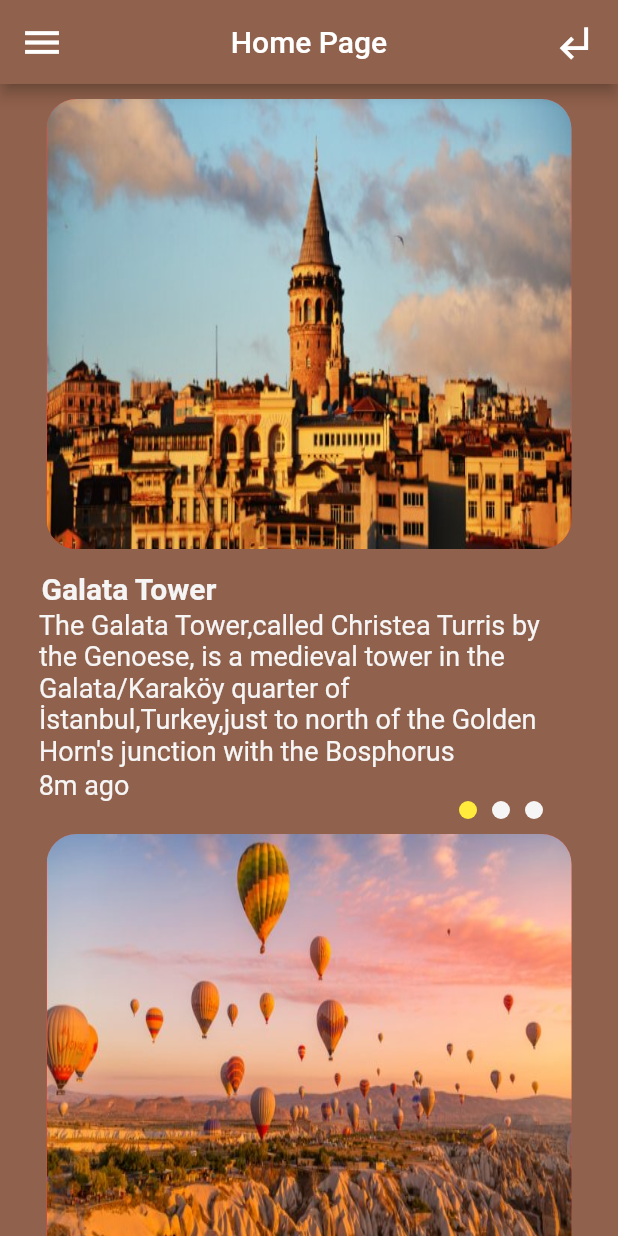
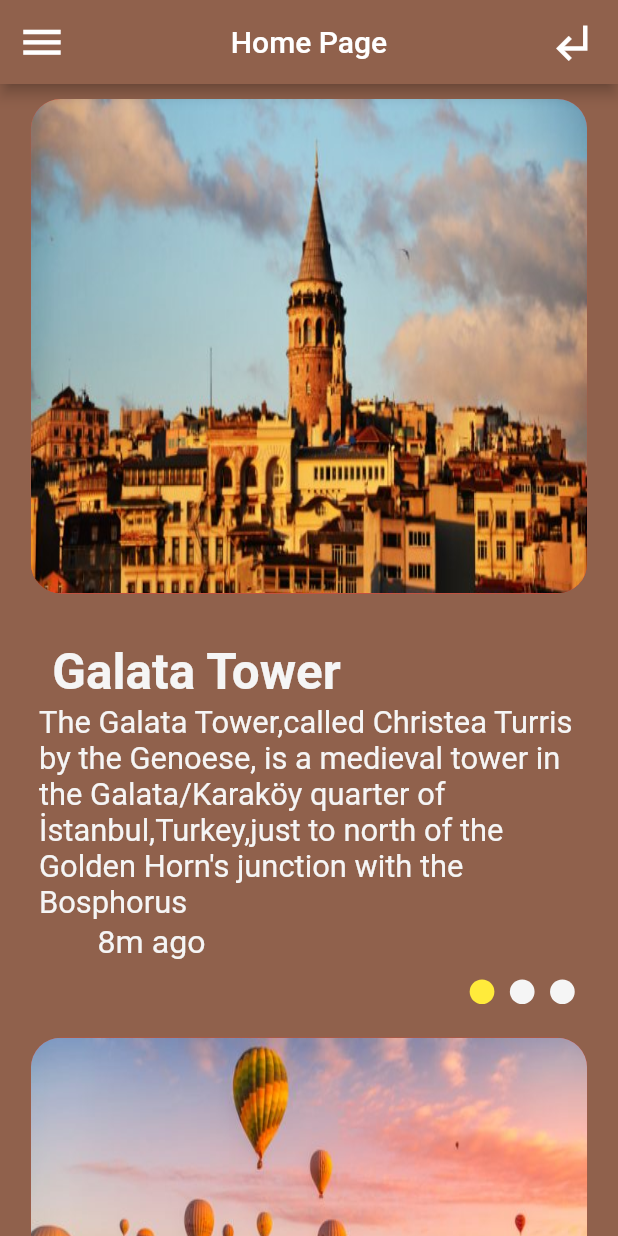
Before and after one commit to seymanurterzioglu/walker, a Flutter app: the HomePage screen opened directly, on a phone screen of 412 x 824 dp. Run offline on Flutter 3.47's test engine with Material 2 defaults, Android fonts, the phone set to English and light mode, and no system bars.

Commit message:
Home Page size ile duzenlenmis hali

```diff
--- a/lib/HomePage.dart
+++ b/lib/HomePage.dart
@@ -10,6 +10,9 @@ class HomePage extends StatefulWidget {
 class _HomePageState extends State<HomePage> {
   @override
   Widget build(BuildContext context) {
+    Size size=MediaQuery.of(context).size;
+    var width=size.width;
+    var height=size.height;
     return Scaffold(
       backgroundColor: kPrimaryColor,
       appBar: AppBar(
@@ -18,12 +21,12 @@ class _HomePageState extends State<HomePage> {
         backgroundColor: kPrimaryColor,
         leading: Icon(
           Icons.menu,
-          size: 30,
+          size: width*0.08,
         ),
         actions: [
           Padding(
             padding: const EdgeInsets.only(right: 15),
-            child: Icon(Icons.subdirectory_arrow_left, size: 30),
+            child: Icon(Icons.subdirectory_arrow_left, size: width*0.08),
           ),
         ], //buton koymaya yarar.
       ),
@@ -39,8 +42,8 @@ class _HomePageState extends State<HomePage> {
                   Padding(
                     padding: const EdgeInsets.only(top: 10),
                     child: Container(
-                      height: 300,
-                      width: 350,
+                      height:height*0.4,
+                      width: width*0.9,
                       decoration: BoxDecoration(
                         color: Colors.red,
                         borderRadius: BorderRadius.circular(20),
@@ -55,13 +58,13 @@ class _HomePageState extends State<HomePage> {
                   ),
                 ],
               ),
-              SizedBox(height: 15),
+              SizedBox(height: height*0.04),
               Padding(
-                padding: const EdgeInsets.only(right: 240),
+                padding: const EdgeInsets.only(left:0,right:150),
                 child: Text(
                   yerlerListesi[index].baslik,
                   style: TextStyle(
-                      color: white, fontWeight: FontWeight.bold, fontSize: 20),
+                      color: white, fontWeight: FontWeight.bold, fontSize: height*0.04),
                 ),
               ),
               Padding(
@@ -69,49 +72,49 @@ class _HomePageState extends State<HomePage> {
                     const EdgeInsets.symmetric(horizontal: 26, vertical: 2),
                 child: Text(
                   yerlerListesi[index].aciklama,
-                  style: TextStyle(color: white, fontSize: 18),
+                  style: TextStyle(color: white, fontSize: height*0.025),
                 ),
               ),
               Padding(
-                padding: const EdgeInsets.only(right: 300),
+                padding: const EdgeInsets.only(left:0,right: 210),
                 child: Text(
                   "8m ago",
                   style: TextStyle(
                       color: white,
                       fontWeight: FontWeight.normal,
-                      fontSize: 18),
+                      fontSize: height*0.026),
                 ),
               ),
               Row(
                 mainAxisAlignment: MainAxisAlignment.end,
                 children: [
                   Container(
-                    height: 12,
-                    width: 12,
+                    height: height*0.05,
+                    width: width*0.04,
                     decoration: BoxDecoration(
                       color: Colors.yellow,
                       shape: BoxShape.circle,
                     ),
                   ),
-                  SizedBox(width: 10),
+                  SizedBox(width: width*0.025),
                   Container(
-                    height: 12,
-                    width: 12,
+                    height: height*0.05,
+                    width: width*0.04,
                     decoration: BoxDecoration(
                       color: white,
                       shape: BoxShape.circle,
                     ),
                   ),
-                  SizedBox(width: 10),
+                  SizedBox(width: width*0.025),
                   Container(
-                    height: 12,
-                    width: 12,
+                    height: height*0.05,
+                    width: width*0.04,
                     decoration: BoxDecoration(
                       color: white,
                       shape: BoxShape.circle,
                     ),
                   ),
-                  SizedBox(width: 50),
+                  SizedBox(width: width*0.07),
                 ],
               ),
             ],
@@ -132,7 +135,7 @@ List<Yerler> yerlerListesi = [
   Yerler(
     baslik: "Balloons City",
     aciklama:
-        "t’s name was probably derived from Katpatuka, land of the beautiful horses, in Hittite language. Cappadocia is generally regarded as the plains and the mountainous region of eastern central Anatolia around the upper and middle reaches of the river Kizilirmak (Red River). It was here that several ancient highways crossed and different cultures came into contact with each other. It was also the land of the Hittites.",
+        "It’s name was probably derived from Katpatuka, land of the beautiful horses, in Hittite language. Cappadocia is generally regarded as the plains and the mountainous region of eastern central Anatolia around the upper and middle reaches of the river Kizilirmak (Red River). It was here that several ancient highways crossed and different cultures came into contact with each other. It was also the land of the Hittites.",
     resim: "images/balon.jpg",
   ),
   Yerler(
```
